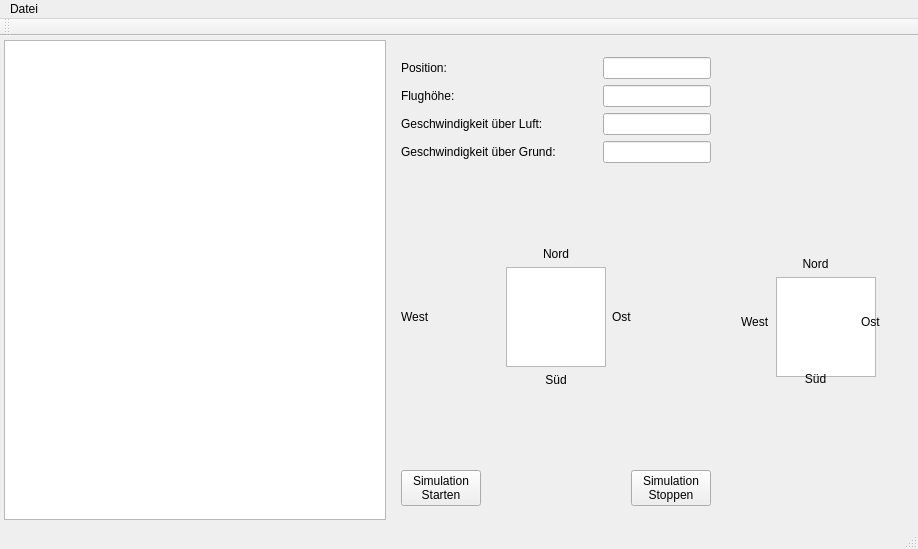
Qt form steuerung.ui (oevermann/flaming-robot) before a commit.
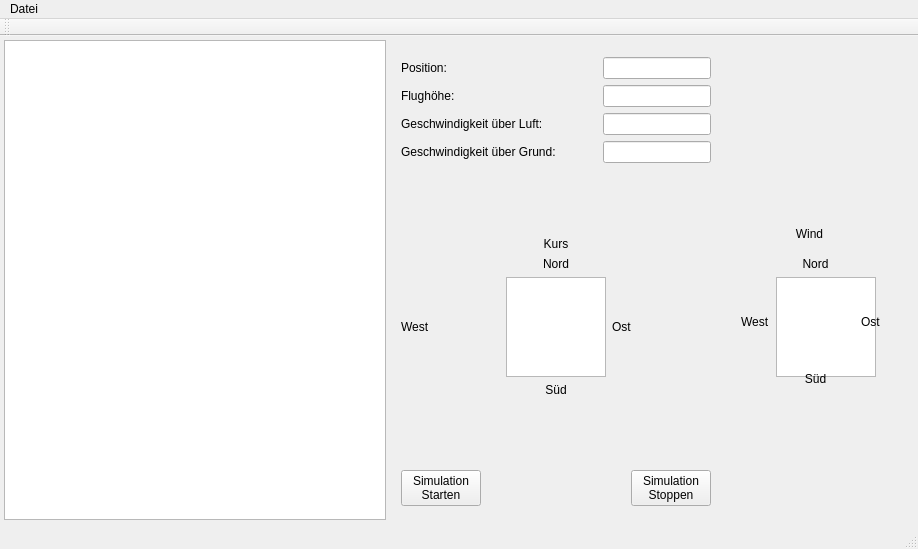
The same form after that commit.

Diff of the .ui file:
```diff
--- a/steuerung.ui
+++ b/steuerung.ui
@@ -207,6 +207,16 @@
        </property>
       </spacer>
      </item>
+     <item>
+      <widget class="QLabel" name="label_5">
+       <property name="text">
+        <string>Kurs</string>
+       </property>
+       <property name="alignment">
+        <set>Qt::AlignCenter</set>
+       </property>
+      </widget>
+     </item>
      <item>
       <layout class="QGridLayout" name="gridLayout_2">
        <item row="2" column="0">
@@ -309,6 +319,22 @@
      </item>
     </layout>
    </widget>
+   <widget class="QLabel" name="label_6">
+    <property name="geometry">
+     <rect>
+      <x>780</x>
+      <y>190</y>
+      <width>59</width>
+      <height>15</height>
+     </rect>
+    </property>
+    <property name="text">
+     <string>Wind</string>
+    </property>
+    <property name="alignment">
+     <set>Qt::AlignCenter</set>
+    </property>
+   </widget>
   </widget>
   <widget class="QMenuBar" name="menuBar">
    <property name="geometry">
```
